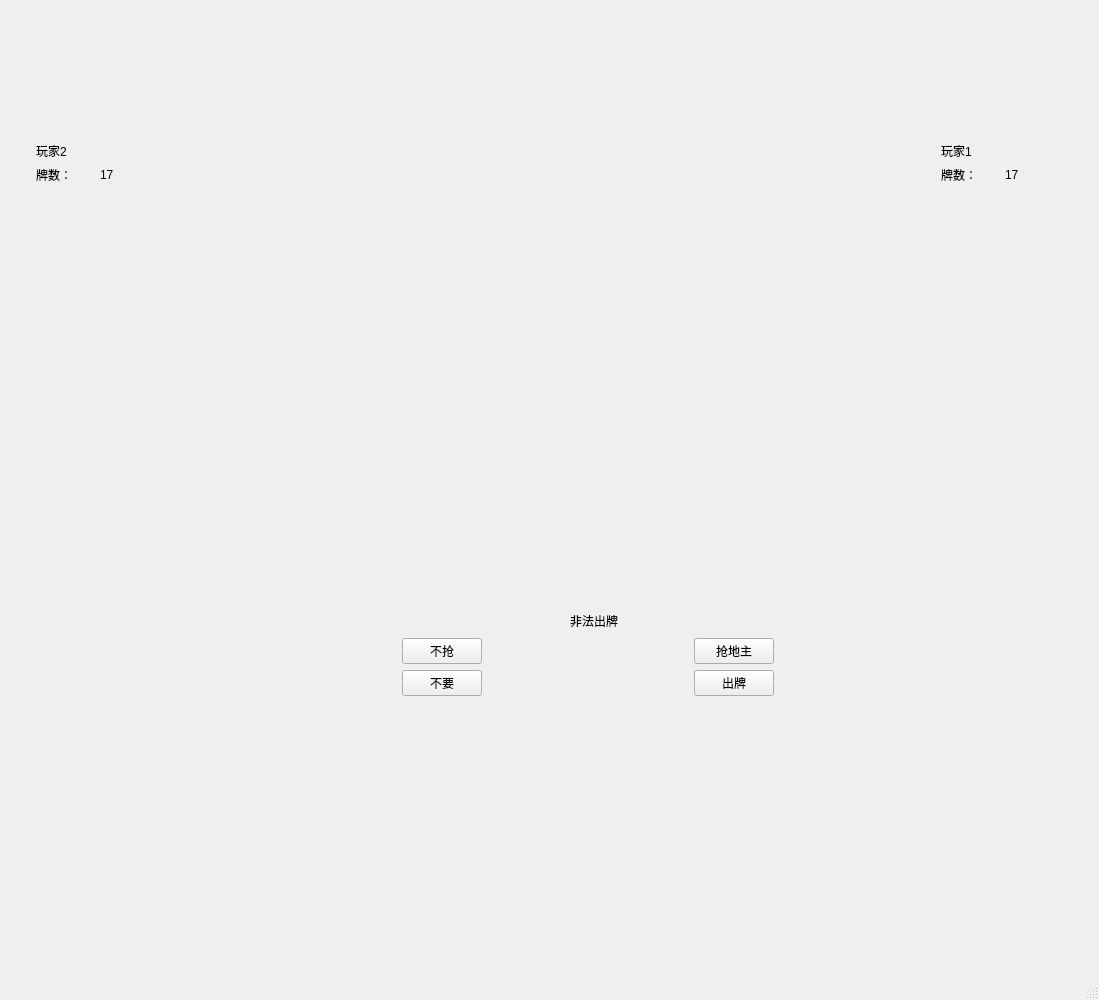
Old version of the form clientwindow.ui in the repository Liang08/2020_Socket.
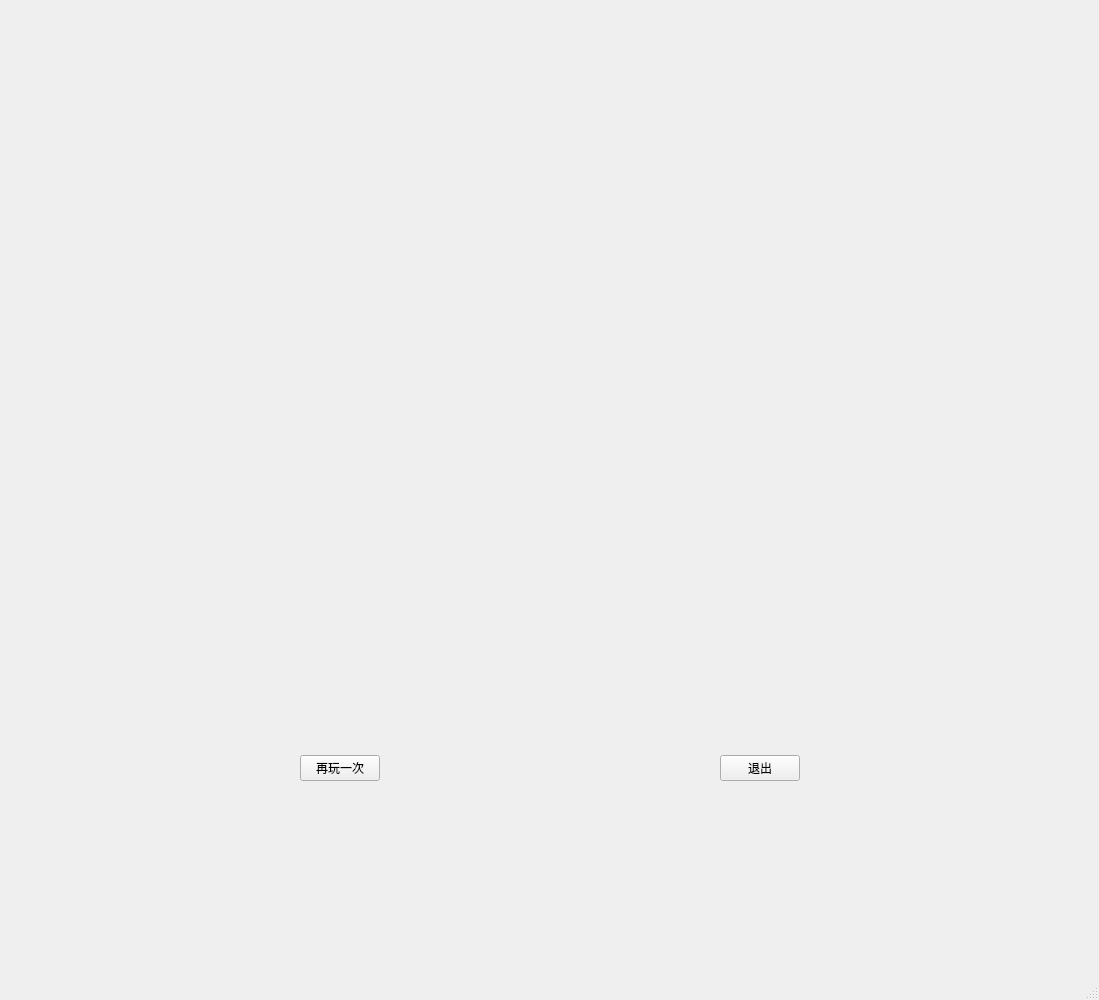
New version of the form. Custom widgets are drawn as their Qt base class.

The edit to the form file:
```diff
--- a/clientwindow.ui
+++ b/clientwindow.ui
@@ -24,7 +24,7 @@
     <item row="0" column="0">
      <widget class="QStackedWidget" name="stackedWidget">
       <property name="currentIndex">
-       <number>0</number>
+       <number>2</number>
       </property>
       <widget class="QWidget" name="page">
        <layout class="QGridLayout" name="gridLayout_8">
@@ -580,6 +580,111 @@
         </item>
        </layout>
       </widget>
+      <widget class="QWidget" name="page_3">
+       <layout class="QGridLayout" name="gridLayout_10">
+        <item row="0" column="1">
+         <spacer name="verticalSpacer_7">
+          <property name="orientation">
+           <enum>Qt::Vertical</enum>
+          </property>
+          <property name="sizeHint" stdset="0">
+           <size>
+            <width>20</width>
+            <height>422</height>
+           </size>
+          </property>
+         </spacer>
+        </item>
+        <item row="1" column="0">
+         <spacer name="horizontalSpacer_17">
+          <property name="orientation">
+           <enum>Qt::Horizontal</enum>
+          </property>
+          <property name="sizeHint" stdset="0">
+           <size>
+            <width>263</width>
+            <height>20</height>
+           </size>
+          </property>
+         </spacer>
+        </item>
+        <item row="1" column="1">
+         <widget class="QWidget" name="widget_5" native="true">
+          <layout class="QGridLayout" name="gridLayout_9">
+           <item row="0" column="0" colspan="3">
+            <widget class="QLabel" name="labelWin">
+             <property name="minimumSize">
+              <size>
+               <width>500</width>
+               <height>300</height>
+              </size>
+             </property>
+             <property name="text">
+              <string/>
+             </property>
+             <property name="alignment">
+              <set>Qt::AlignCenter</set>
+             </property>
+            </widget>
+           </item>
+           <item row="1" column="0">
+            <widget class="QPushButton" name="pushButtonAgain">
+             <property name="text">
+              <string>再玩一次</string>
+             </property>
+            </widget>
+           </item>
+           <item row="1" column="1">
+            <spacer name="horizontalSpacer_16">
+             <property name="orientation">
+              <enum>Qt::Horizontal</enum>
+             </property>
+             <property name="sizeHint" stdset="0">
+              <size>
+               <width>325</width>
+               <height>20</height>
+              </size>
+             </property>
+            </spacer>
+           </item>
+           <item row="1" column="2">
+            <widget class="QPushButton" name="pushButtonQuit">
+             <property name="text">
+              <string>退出</string>
+             </property>
+            </widget>
+           </item>
+          </layout>
+         </widget>
+        </item>
+        <item row="1" column="2">
+         <spacer name="horizontalSpacer_18">
+          <property name="orientation">
+           <enum>Qt::Horizontal</enum>
+          </property>
+          <property name="sizeHint" stdset="0">
+           <size>
+            <width>264</width>
+            <height>20</height>
+           </size>
+          </property>
+         </spacer>
+        </item>
+        <item row="2" column="1">
+         <spacer name="verticalSpacer_8">
+          <property name="orientation">
+           <enum>Qt::Vertical</enum>
+          </property>
+          <property name="sizeHint" stdset="0">
+           <size>
+            <width>20</width>
+            <height>137</height>
+           </size>
+          </property>
+         </spacer>
+        </item>
+       </layout>
+      </widget>
      </widget>
     </item>
    </layout>
```
